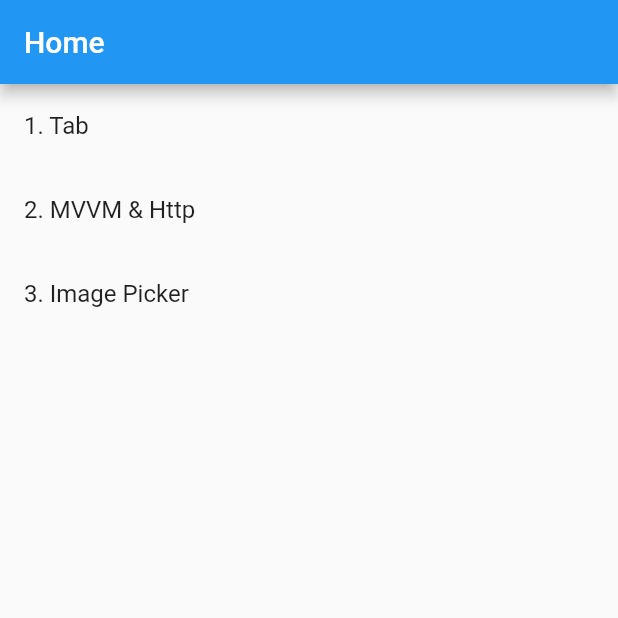
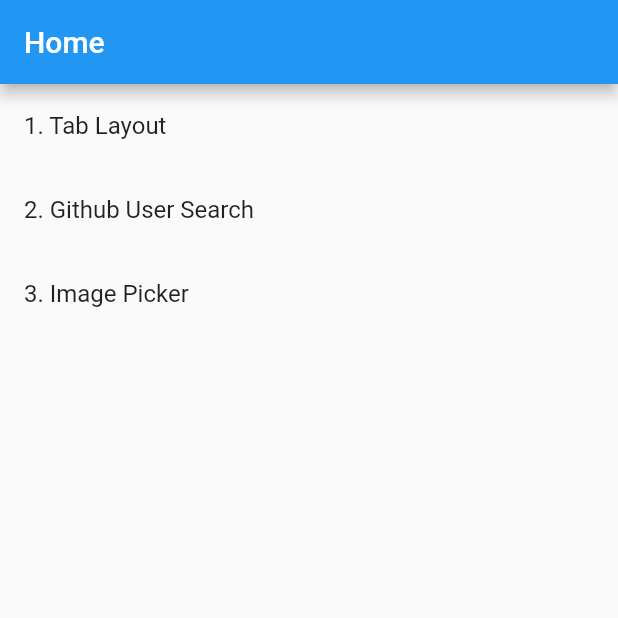
Before and after one commit to seazon/flutter_demo, a Flutter app: the screen it shows after launch, on a phone screen of 412 x 824 dp, the top half of it. Run offline on Flutter 3.47's test engine with Material 2 defaults, Android fonts, the phone set to English and light mode, and no system bars; our stand-ins replace image_picker, uni_links.

Commit message:
update readme

```diff
--- a/lib/page/home_page.dart
+++ b/lib/page/home_page.dart
@@ -45,13 +45,13 @@ class HomeState extends State<HomePage> {
       body: Column(
         children: <Widget>[
           ListTile(
-            title: Text("1. Tab"),
+            title: Text("1. Tab Layout"),
             onTap: () {
               gotoTabPage();
             },
           ),
           ListTile(
-            title: Text("2. MVVM & Http"),
+            title: Text("2. Github User Search"),
             onTap: () {
               gotoGithubListPage();
             },
```
Also changed, not shown: 1 other file.
